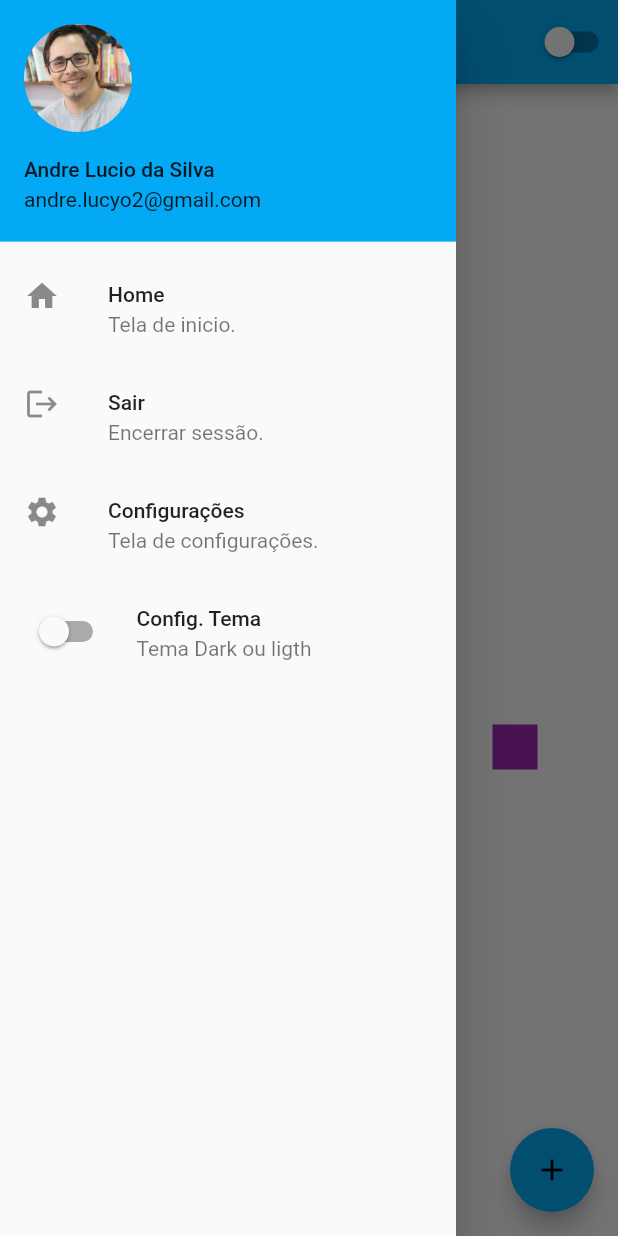
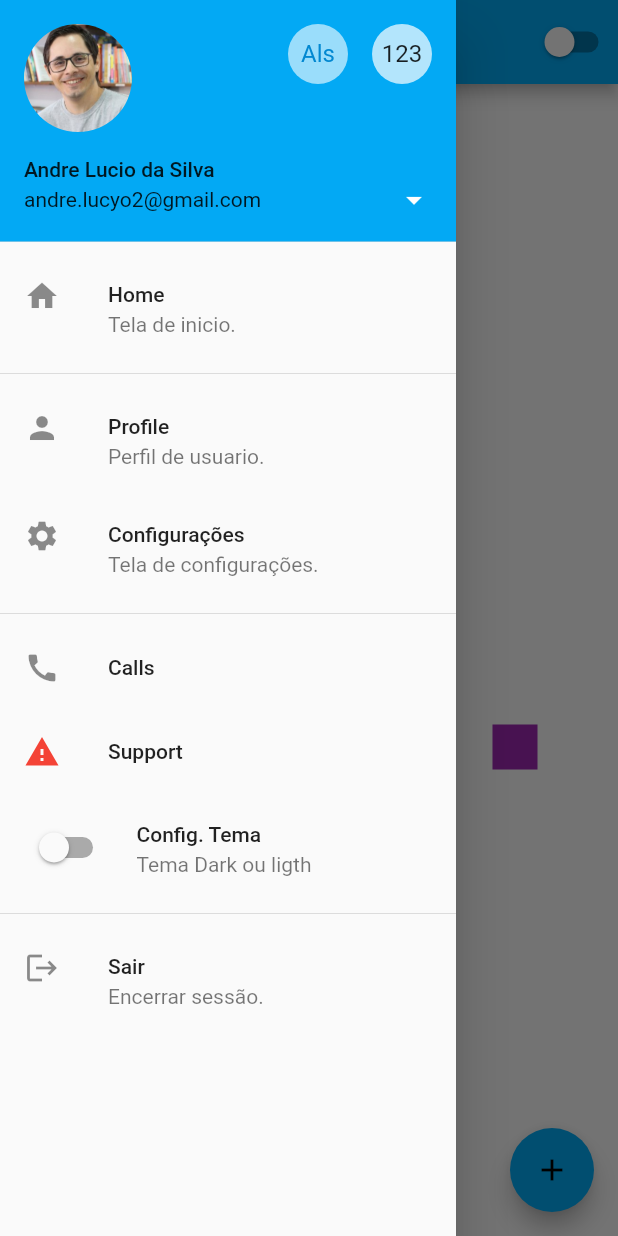
Before and after one commit to AndreLucyo2/estudo_flutter_ui_02, a Flutter app: the HomePage screen opened by its route, with the side drawer open, on a phone screen of 412 x 824 dp. Run offline on Flutter 3.47's test engine with Material 2 defaults, Android fonts, the phone set to English and light mode, and no system bars.

Commit message:
Ajuste menu home, inico alertDialog

```diff
--- a/lib/app/customWidget/drawer_home.dart
+++ b/lib/app/customWidget/drawer_home.dart
@@ -1,35 +1,54 @@
 import 'package:estudo_flutter_ui_02/app/customWidget/swtch_theme.dart';
+import 'package:estudo_flutter_ui_02/app/routes/app_routes.dart';
 import 'package:flutter/material.dart';
 
 class DrawerHome extends StatelessWidget {
   @override
   Widget build(BuildContext context) {
     return Drawer(
-      child: Column(
+      child: ListView(
         children: [
           UserAccountsDrawerHeader(
-              currentAccountPicture: ClipOval(
-                child: Image.asset(
-                  'assets/images/userAvatar.png',
-                  fit: BoxFit.cover,
-                ),
+            accountName: Text('Andre Lucio da Silva'),
+            accountEmail: Text('andre.lucyo2@gmail.com'),
+            currentAccountPicture: ClipOval(
+              child: Image.asset(
+                'assets/images/userAvatar.png',
+                fit: BoxFit.cover,
               ),
-              accountName: Text('Andre Lucio da Silva'),
-              accountEmail: Text('andre.lucyo2@gmail.com')),
+            ),
+            otherAccountsPictures: [
+              CircleAvatar(
+                child: Text('Als'),
+                backgroundColor: Colors.white60,
+              ),
+              CircleAvatar(
+                child: Text('123'),
+              ),
+            ],
+            onDetailsPressed: () {
+              print('Detlhes do User.');
+            },
+          ),
           ListTile(
             leading: Icon(Icons.home),
             title: Text('Home'),
             subtitle: Text('Tela de inicio.'),
             onTap: () {
+              Navigator.of(context).pushReplacementNamed(AppRoutes.HOME);
               print('Tela home');
             },
           ),
+          Divider(),
           ListTile(
-            leading: Icon(Icons.logout),
-            title: Text('Sair'),
-            subtitle: Text('Encerrar sessão.'),
+            leading: Icon(Icons.person),
+            title: Text('Profile'),
+            subtitle: Text('Perfil de usuario.'),
+            onLongPress: () {
+              print('Long ... Tela editar Profile');
+            },
             onTap: () {
-              Navigator.of(context).pushReplacementNamed('/');
+              print('Tela editar Profile');
             },
           ),
           ListTile(
@@ -40,6 +59,20 @@ class DrawerHome extends StatelessWidget {
               print('Abre a tela configurações');
             },
           ),
+          Divider(),
+          ListTile(
+            title: Text('Calls'),
+            leading: Icon(Icons.call),
+            onLongPress: () {},
+          ),
+          ListTile(
+            title: Text('Support'),
+            leading: Icon(
+              Icons.report_problem,
+              color: Colors.red,
+            ),
+            onLongPress: () {},
+          ),
           ListTile(
             leading: SwtchTheme(),
             title: Text('Config. Tema'),
@@ -48,6 +81,15 @@ class DrawerHome extends StatelessWidget {
               print('Abre a tela configurações');
             },
           ),
+          Divider(),
+          ListTile(
+            leading: Icon(Icons.logout),
+            title: Text('Sair'),
+            subtitle: Text('Encerrar sessão.'),
+            onTap: () {
+              Navigator.of(context).pushReplacementNamed(AppRoutes.MAIN);
+            },
+          ),
         ],
       ),
     );
```
Also changed, not shown: lib/app/customWidget/alert_dialog_sim_nao.dart (added, +8 -0 lines), lib/app/view/login_page01.dart (added), 2 other files.
